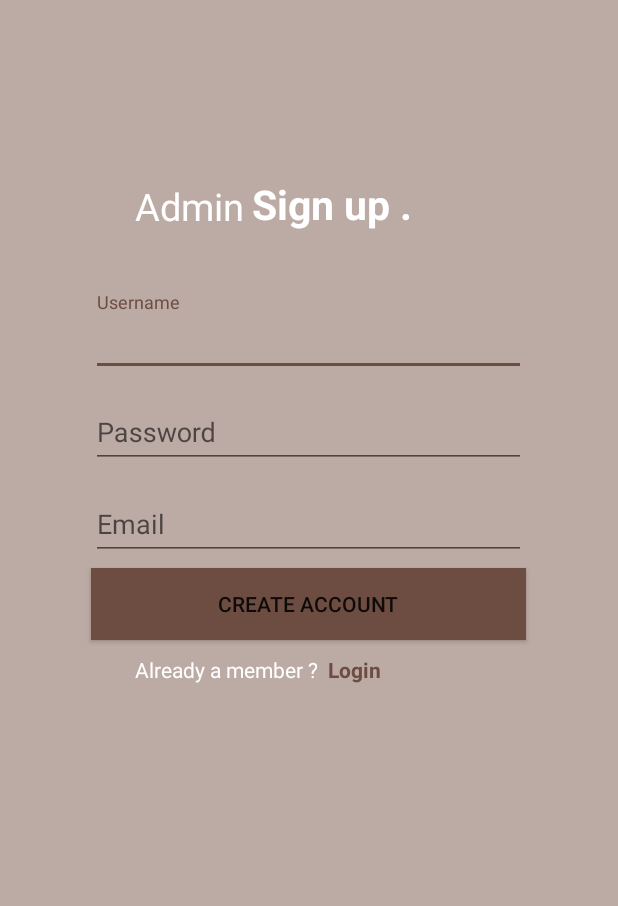
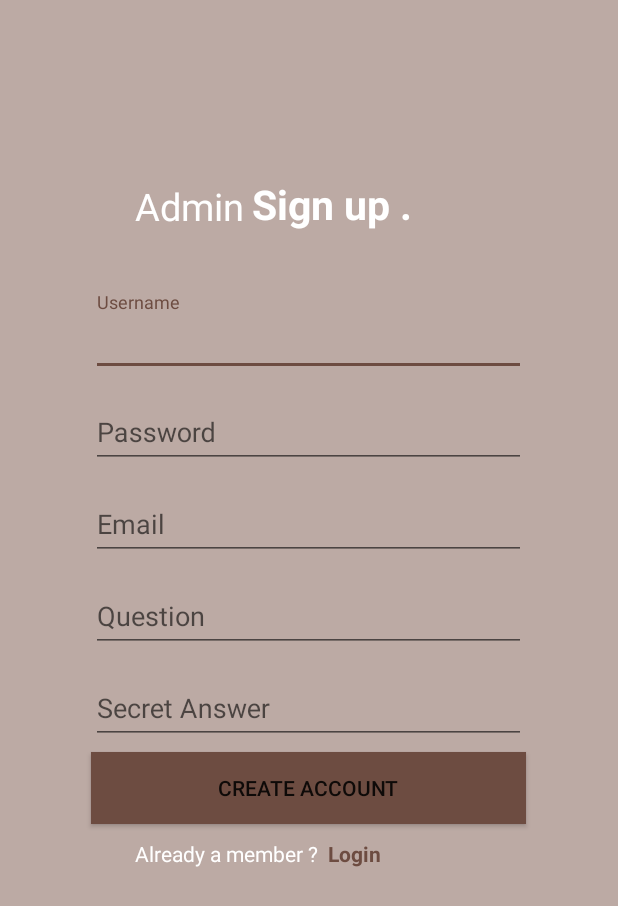
Before and after one commit to Farhandroid/BusManagementSystem_DBChanged, an Android app: the SignUp screen opened directly, with no data from a screen before it, on a phone screen of 412 x 824 dp. Shown: the top 906 px of the screen. Run offline under Robolectric (Android 15) with nearby library versions, the phone set to English and light mode, and no system bars; our stand-ins replace ButterKnife; libraries missing offline, so code that uses them is left out: com.sdsmdg.tastytoast.

Commit message:
Some check Updated...

```diff
--- a/app/src/main/java/tanvir/busmanagementsystem/Database/TableAttribute.java
+++ b/app/src/main/java/tanvir/busmanagementsystem/Database/TableAttribute.java
@@ -13,6 +13,8 @@ public class TableAttribute {
     public static final String COL_USERNAME="UserName";
     public static final String COL_EMAIL="Email";
     public static final String COL_Password="Password";
+    public static final String COL_QUESTION="Question";
+    public static final String COL_SECRET_ANSWER="Answer";
 
 
     public static final String BUS_TABLE="BusInfo";
@@ -46,7 +48,7 @@ public class TableAttribute {
 
     public String userTableCreation()
     {
-        String query = "CREATE TABLE IF NOT EXISTS "+ USER_TABLE +"( "+ COL_USERNAME +" TEXT PRIMARY KEY , " +COL_Password + " TEXT, "+COL_EMAIL +" TEXT ) ";
+        String query = "CREATE TABLE IF NOT EXISTS "+ USER_TABLE +"( "+ COL_USERNAME +" TEXT PRIMARY KEY , " +COL_Password + " TEXT, "+COL_EMAIL + " TEXT, "+COL_QUESTION+ " TEXT, "+COL_SECRET_ANSWER + " TEXT ) ";
 
         return query;
     }
--- a/app/src/main/java/tanvir/busmanagementsystem/MainActivity.java
+++ b/app/src/main/java/tanvir/busmanagementsystem/MainActivity.java
@@ -44,9 +44,8 @@ public class MainActivity extends AppCompatActivity {
 
 
     ActionBarDrawerToggle actionBarDrawerToggle;
-    FragmentTransaction fragmentTransaction;
 
-    private Menu appbar_menu;
+
 
     @Override
     protected void onCreate(Bundle savedInstanceState) {
--- a/app/src/main/res/layout/activity_buy_ticket.xml
+++ b/app/src/main/res/layout/activity_buy_ticket.xml
@@ -110,6 +110,7 @@
             >
 
             <EditText
+                android:inputType="textCapSentences"
                 android:id="@+id/customerNameET"
                 android:layout_width="match_parent"
                 android:layout_height="wrap_content"
--- a/app/src/main/res/layout/activity_sign_in.xml
+++ b/app/src/main/res/layout/activity_sign_in.xml
@@ -85,6 +85,7 @@
         android:layout_width="wrap_content"
         android:textColor="@color/white"
         android:text="Forgot Password ? "
+        android:onClick="clickOnForgotPassword"
         android:textStyle="bold"
         android:layout_height="wrap_content"/>
 
--- a/app/src/main/res/layout/activity_sign_up.xml
+++ b/app/src/main/res/layout/activity_sign_up.xml
@@ -1,5 +1,5 @@
 <?xml version="1.0" encoding="utf-8"?>
-<RelativeLayout
+<ScrollView
     xmlns:android="http://schemas.android.com/apk/res/android"
     xmlns:app="http://schemas.android.com/apk/res-auto"
     xmlns:tools="http://schemas.android.com/tools"
@@ -7,6 +7,10 @@
     android:layout_height="match_parent"
     android:background="#BCAAA4"
     tools:context="tanvir.busmanagementsystem.SignUp">
+
+    <RelativeLayout
+        android:layout_width="match_parent"
+        android:layout_height="wrap_content">
 
         <TextView
             android:layout_marginLeft="90dp"
@@ -40,7 +44,6 @@
             >
 
             <EditText
-            android:inputType="textCapSentences"
                 android:id="@+id/userNameInSignUpActivity"
                 android:layout_width="match_parent"
                 android:layout_height="wrap_content"
@@ -79,11 +82,47 @@
             >
 
             <EditText
-            android:inputType="textCapSentences"
+
                 android:id="@+id/emailInSignUP"
                 android:layout_width="match_parent"
                 android:layout_height="wrap_content"
                 android:hint="Email" />
+
+        </android.support.design.widget.TextInputLayout>
+
+        <android.support.design.widget.TextInputLayout
+            android:layout_below="@id/gmailLayoutInSignUpPage"
+            android:layout_marginTop="5dp"
+            android:layout_centerHorizontal="true"
+            android:id="@+id/QuestionLayoutInSignUpPage"
+            android:layout_width="290dp"
+            android:layout_height="wrap_content"
+            >
+
+            <EditText
+
+                android:id="@+id/questionInSignUP"
+                android:layout_width="match_parent"
+                android:layout_height="wrap_content"
+                android:hint="Question" />
+
+        </android.support.design.widget.TextInputLayout>
+
+        <android.support.design.widget.TextInputLayout
+            android:layout_below="@id/QuestionLayoutInSignUpPage"
+            android:layout_marginTop="5dp"
+            android:layout_centerHorizontal="true"
+            android:id="@+id/answerLayoutInSignUpPage"
+            android:layout_width="290dp"
+            android:layout_height="wrap_content"
+            >
+
+            <EditText
+
+                android:id="@+id/answerInSignUP"
+                android:layout_width="match_parent"
+                android:layout_height="wrap_content"
+                android:hint="Secret Answer" />
 
         </android.support.design.widget.TextInputLayout>
 
@@ -96,7 +135,7 @@
             android:background="@color/colorAccent"
             android:layout_centerHorizontal="true"
             android:layout_width="290dp"
-        android:layout_below="@id/gmailLayoutInSignUpPage"
+            android:layout_below="@id/answerLayoutInSignUpPage"
             android:layout_height="wrap_content" />
 
         <TextView
@@ -127,4 +166,9 @@
 
 
 
+
     </RelativeLayout>
+
+
+
+</ScrollView>
```
Also changed, not shown: app/src/main/java/tanvir/busmanagementsystem/AddBusScheDuleActivity.java (+5 -6 lines), app/src/main/java/tanvir/busmanagementsystem/BuyTicket.java (+11 -0 lines), app/src/main/java/tanvir/busmanagementsystem/Database/DatabaseHelper.java (+49 -8 lines), app/src/main/java/tanvir/busmanagementsystem/SignIn.java (+128 -0 lines), app/src/main/java/tanvir/busmanagementsystem/SignUp.java (+21 -2 lines), app/src/main/res/layout/bus_onlongclick_for_admin.xml (+1 -15 lines), app/src/main/res/mipmap-hdpi/ic_launcher.png, app/src/main/res/mipmap-mdpi/ic_launcher.png, app/src/main/res/mipmap-xhdpi/ic_launcher.png, app/src/main/res/mipmap-xxhdpi/ic_launcher.png, app/src/main/res/mipmap-xxxhdpi/ic_launcher.png. Lines whose indentation alone changed are shown as unchanged.
